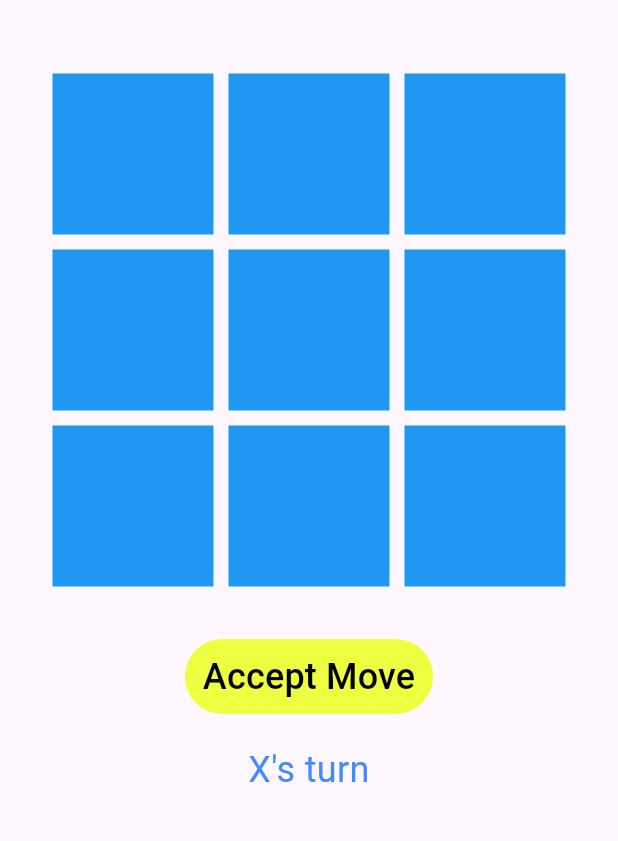
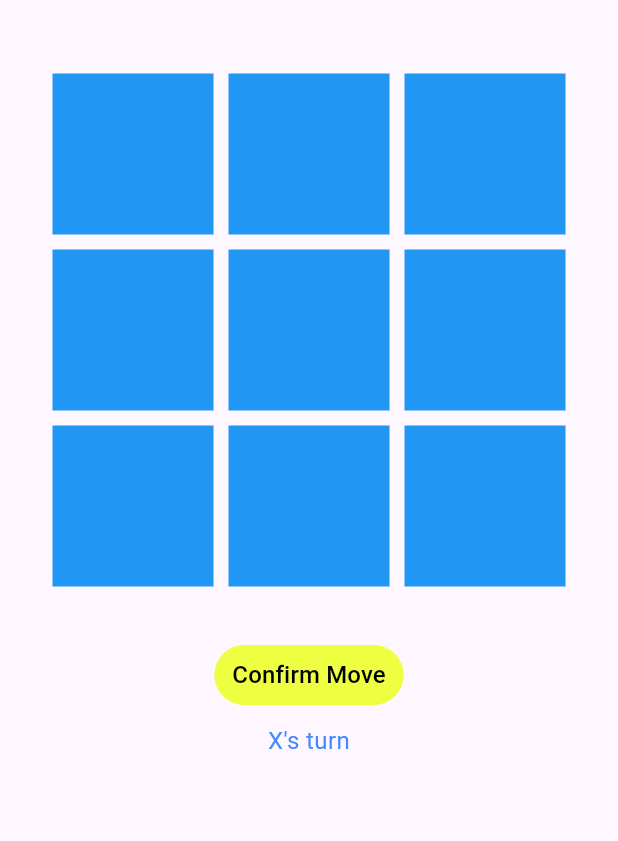
Before and after one commit to freeloki/TicTacToeGame, a Flutter app: the screen it shows after launch, after a tap on "Start", on a phone screen of 412 x 824 dp, the part 63-904 px from its top. Run offline on Flutter 3.47's test engine with Material 3 defaults, Android fonts, the phone set to English and light mode, and no system bars; our stand-ins replace get; missing offline and left inert: dart:ffi.

Commit message:
Add getx

```diff
--- a/tictactoegame/lib/main.dart
+++ b/tictactoegame/lib/main.dart
@@ -1,22 +1,24 @@
+import 'dart:ffi';
+
 import 'package:flutter/material.dart';
 import 'package:tictactoegame/tictactoe.dart';
+import 'package:get/get.dart';
 
 void main() {
-  runApp(const MainApp());
+  runApp(const GetMaterialApp(home: MainApp()));
 }
 
-var globalState = GameState.init;
+var globalState = GameState.init.obs;
 
-var lockOtherCells = false;
+var lockOtherCells = false.obs;
 
-var isPlayed = false;
+var isPlayed = false.obs;
 
 class MainApp extends StatefulWidget {
   const MainApp({super.key});
 
   @override
   State<StatefulWidget> createState() {
-    // TODO: implement createState
     return _MainAppState();
   }
 }
@@ -30,17 +32,19 @@ enum GameState {
   init,
 }
 
-GameState gameState = GameState.init;
+var gameState = GameState.init.obs;
 
 void clickedCb(id) {
   print('Cell ${id} clicked');
 }
 
 var ticTacToeGameWidget = TicTacToeGameWidget();
+var btnText = "Start".obs;
+var infoText = "Please click the start button to start the game".obs;
+
+var clearState = false.obs;
 
 class _MainAppState extends State<MainApp> {
-  String infoText = "Please click the start button to start the game";
-  String btnText = "Start";
   String xTurn = "X's turn";
   String oTurn = "O's turn";
 
@@ -62,41 +66,46 @@ class _MainAppState extends State<MainApp> {
                 print('Start button clicked $gameState');
 
                 setState(() {
-                  if (globalState == GameState.xWin) {
-                    infoText = "X wins";
-                    gameState = GameState.xWin;
-                    btnText = "Game Over";
+                  if (globalState.value == GameState.xWin) {
+                    infoText.value = "X wins";
+                    gameState.value = GameState.xWin;
+                    btnText.value = "Game Over";
+                    clearState.value = true;
                     return;
-                  } else if (globalState == GameState.oWin) {
-                    infoText = "O wins";
-                    gameState = GameState.oWin;
-                    btnText = "Game Over";
-                  } else if (globalState == GameState.draw) {
-                    infoText = "Draw";
-                    gameState = GameState.draw;
-                    btnText = "Game Over";
-                  } else if (globalState == GameState.init) {
-                    infoText =
+                  } else if (globalState.value == GameState.oWin) {
+                    infoText.value = "O wins";
+                    gameState.value = GameState.oWin;
+                    btnText.value = "Game Over";
+                    clearState.value = true;
+                    return;
+                  } else if (globalState.value == GameState.draw) {
+                    infoText.value = "Draw";
+                    gameState.value = GameState.draw;
+                    btnText.value = "Game Over";
+                    clearState.value = true;
+                    return;
+                  } else if (globalState.value == GameState.init) {
+                    infoText.value =
                         "Please click the start button to start the game";
                   }
-                  if (GameState.init == gameState) {
-                    gameState = GameState.xTurn;
-                    infoText = xTurn;
-                    btnText = "Accept Move";
-                    lockOtherCells = false;
+                  if (GameState.init == gameState.value) {
+                    gameState.value = GameState.xTurn;
+                    infoText.value = xTurn;
+                    btnText.value = "Confirm Move";
+                    lockOtherCells.value = false;
                   }
-                  if (isPlayed) {
-                    if (GameState.xTurn == gameState) {
-                      gameState = GameState.oTurn;
-                      infoText = oTurn;
-                      lockOtherCells = false;
-                    } else if (GameState.oTurn == gameState) {
-                      gameState = GameState.xTurn;
-                      infoText = xTurn;
-                      lockOtherCells = false;
+                  if (isPlayed.value) {
+                    if (GameState.xTurn == gameState.value) {
+                      gameState.value = GameState.oTurn;
+                      infoText.value = oTurn;
+                      lockOtherCells.value = false;
+                    } else if (GameState.oTurn == gameState.value) {
+                      gameState.value = GameState.xTurn;
+                      infoText.value = xTurn;
+                      lockOtherCells.value = false;
                     }
 
-                    isPlayed = false;
+                    isPlayed.value = false;
                   }
                   globalState = gameState;
                 });
@@ -104,16 +113,38 @@ class _MainAppState extends State<MainApp> {
               style: ButtonStyle(
                   backgroundColor:
                       MaterialStateProperty.all(Colors.limeAccent)),
-              child: Text(
-                btnText,
-                style: const TextStyle(fontSize: 24, color: Colors.black),
+              child: Obx(
+                () => Text(
+                  btnText.string,
+                  style: const TextStyle(fontSize: 16, color: Colors.black),
+                ),
               ),
             ),
-            const Padding(padding: EdgeInsets.all(10.0)),
-            Text(
-              infoText,
-              style: const TextStyle(fontSize: 24, color: Colors.blueAccent),
-              textAlign: TextAlign.center,
+            const Padding(padding: EdgeInsets.all(2.0)),
+            Obx(
+              () => Visibility(
+                visible: clearState.value,
+                child: TextButton(
+                  style: ButtonStyle(
+                      backgroundColor:
+                          MaterialStateProperty.all(Colors.limeAccent)),
+                  onPressed: () {
+                    clearBoard();
+                  },
+                  child: const Text(
+                    "Clear Board",
+                    style: TextStyle(fontSize: 16, color: Colors.black),
+                  ),
+                ),
+              ),
+            ),
+            const Padding(padding: EdgeInsets.all(2.0)),
+            Obx(
+              () => Text(
+                infoText.string,
+                style: const TextStyle(fontSize: 16, color: Colors.blueAccent),
+                textAlign: TextAlign.center,
+              ),
             )
           ],
         ),
@@ -121,3 +152,15 @@ class _MainAppState extends State<MainApp> {
     );
   }
 }
+
+void clearBoard() {
+  cellItemWidgetList.clear();
+  containerList.clear();
+  btnText.value = "Start";
+  infoText.value = "Please click the start button to start the game";
+  globalState.value = GameState.init;
+  lockOtherCells.value = false;
+  isPlayed.value = false;
+  ticTacToeGameWidget = TicTacToeGameWidget();
+  clearState.value = false;
+}
--- a/tictactoegame/lib/tictactoe.dart
+++ b/tictactoegame/lib/tictactoe.dart
@@ -90,19 +90,19 @@ class CellItemWidgetState extends State<CellItemWidget> {
                     setState(() {
                       print(
                           "lockothercells $lockOtherCells, isplayed $isPlayed, widget.playable ${widget.playable} ");
-                      if (!lockOtherCells) {
-                        if (widget.playable && !isPlayed) {
-                          lockOtherCells = true;
-                          if (globalState == GameState.xTurn) {
+                      if (!lockOtherCells.value) {
+                        if (widget.playable && !isPlayed.value) {
+                          lockOtherCells.value = true;
+                          if (globalState.value == GameState.xTurn) {
                             widget.value = 'X';
                             widget.playable = false;
                             widget.color = widget.xColor;
-                            isPlayed = true;
-                          } else if (globalState == GameState.oTurn) {
+                            isPlayed.value = true;
+                          } else if (globalState.value == GameState.oTurn) {
                             widget.value = 'O';
                             widget.playable = false;
                             widget.color = widget.oColor;
-                            isPlayed = true;
+                            isPlayed.value = true;
                           }
                         }
                         // update cellItemWidgetList
@@ -118,14 +118,14 @@ class CellItemWidgetState extends State<CellItemWidget> {
                         if (cellItemWidgetList[winnerList[i][0]].value == 'X' &&
                             cellItemWidgetList[winnerList[i][1]].value == 'X' &&
                             cellItemWidgetList[winnerList[i][2]].value == 'X') {
-                          globalState = GameState.xWin;
+                          globalState.value = GameState.xWin;
                           print("X wins setting global state");
                           return;
                         } else if (cellItemWidgetList[winnerList[i][0]].value ==
                                 'O' &&
                             cellItemWidgetList[winnerList[i][1]].value == 'O' &&
                             cellItemWidgetList[winnerList[i][2]].value == 'O') {
-                          globalState = GameState.oWin;
+                          globalState.value = GameState.oWin;
                           print(" O wins setting global state");
                           return;
                         }
@@ -140,7 +140,7 @@ class CellItemWidgetState extends State<CellItemWidget> {
                         }
                       }
                       if (!emptyCell) {
-                        globalState = GameState.draw;
+                        globalState.value = GameState.draw;
                         print("Setting global state to draw");
                       }
                     }),
--- a/tictactoegame/pubspec.yaml
+++ b/tictactoegame/pubspec.yaml
@@ -9,11 +9,12 @@ environment:
 dependencies:
   flutter:
     sdk: flutter
+  get: ^4.6.6
 
 dev_dependencies:
   flutter_test:
     sdk: flutter
-  flutter_lints: ^2.0.0
+  flutter_lints: ^3.0.2
 
 flutter:
   uses-material-design: true
```
